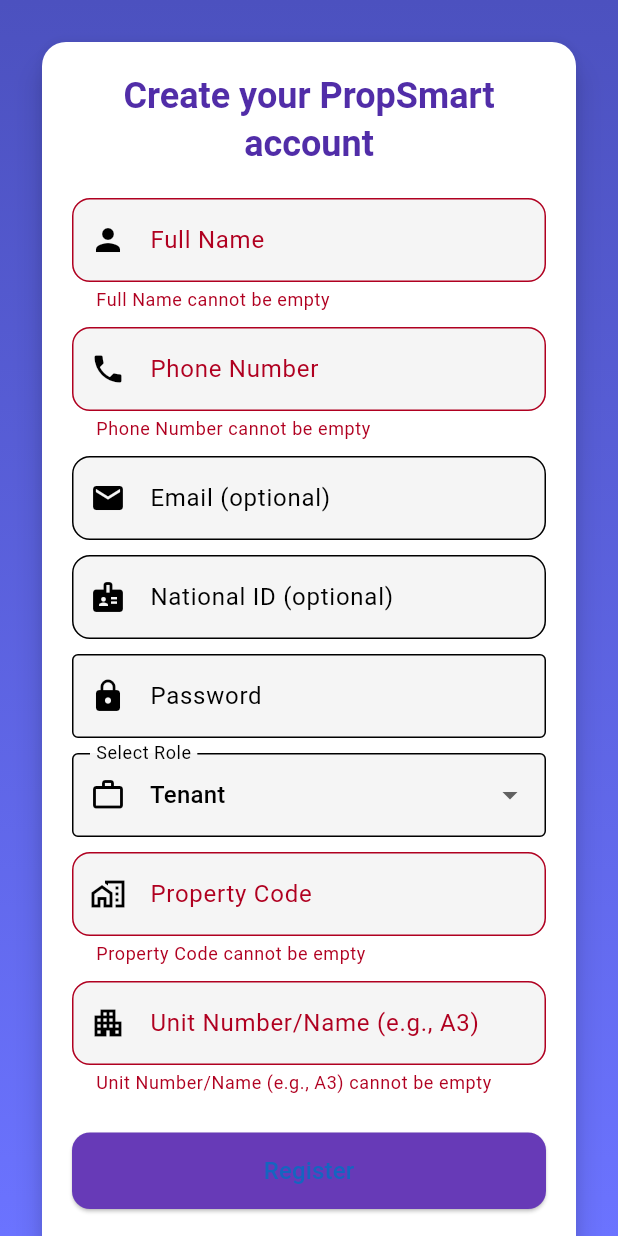
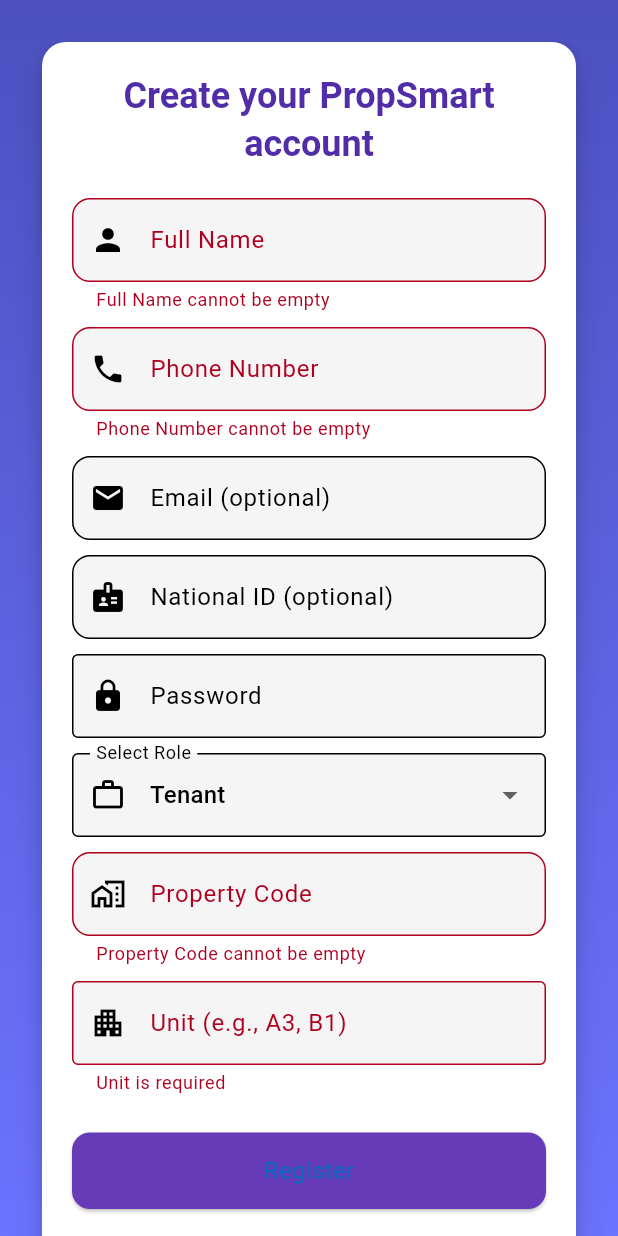
Before and after one commit to Isiji/Property_Manager_frontend, a Flutter app: the RegisterScreen screen opened by its route, after a tap on "Register", on a phone screen of 412 x 824 dp. Run offline on Flutter 3.47's test engine with Material 3 defaults, Android fonts, the phone set to English and light mode, and no system bars; our stand-ins replace jwt_decoder, lucide_icons, shared_preferences; missing offline and left inert: dart:html; accounts and stored records are empty; Roboto replaces fonts that are missing (Poppins).

Commit message:
changes in registration

```diff
--- a/lib/screens/auth/register_screen.dart
+++ b/lib/screens/auth/register_screen.dart
@@ -1,8 +1,11 @@
-// lib/screens/auth/register_screen.dart
 // ignore_for_file: avoid_print, use_build_context_synchronously
 
+import 'dart:convert';
 import 'package:flutter/material.dart';
+import 'package:http/http.dart' as http;
+
 import 'package:property_manager_frontend/services/auth_service.dart';
+import 'package:property_manager_frontend/core/config.dart';
 
 class RegisterScreen extends StatefulWidget {
   const RegisterScreen({super.key});
@@ -21,12 +24,16 @@
   final _passwordController = TextEditingController();  // required for non-tenant
 
   final _propertyCodeController = TextEditingController(); // tenant-only
-  final _unitNumberController  = TextEditingController();  // NEW: tenant-only (string label like "A3")
+  final _unitLabelController = TextEditingController();    // tenant-only (label like A3, B1)
 
   String _selectedRole = 'tenant';
   bool _loading = false;
 
   final List<String> _roles = ['tenant', 'landlord', 'manager', 'admin'];
+
+  // Autocomplete data
+  List<Map<String, dynamic>> _unitOptions = [];
+  int? _chosenUnitId;
 
   @override
   void dispose() {
@@ -36,12 +43,54 @@
     _idController.dispose();
     _passwordController.dispose();
     _propertyCodeController.dispose();
-    _unitNumberController.dispose();
+    _unitLabelController.dispose();
     super.dispose();
+  }
+
+  Future<void> _fetchUnits() async {
+    final code = _propertyCodeController.text.trim();
+    if (code.isEmpty) {
+      setState(() {
+        _unitOptions = [];
+        _chosenUnitId = null;
+      });
+      return;
+    }
+
+    try {
+      final url = Uri.parse('${AppConfig.apiBaseUrl}/properties/by-code/$code/units');
+      final res = await http.get(url, headers: {"Content-Type": "application/json"});
+      if (res.statusCode == 200) {
+        final list = jsonDecode(res.body);
+        if (list is List) {
+          setState(() {
+            _unitOptions = list.cast<Map<String, dynamic>>();
+          });
+        }
+      } else {
+        setState(() {
+          _unitOptions = [];
+          _chosenUnitId = null;
+        });
+      }
+    } catch (e) {
+      setState(() {
+        _unitOptions = [];
+        _chosenUnitId = null;
+      });
+    }
   }
 
   Future<void> _register() async {
     if (!_formKey.currentState!.validate()) return;
+
+    // If tenant, ensure we either matched a unit option or fallback to number parsing error-less path
+    if (_selectedRole == 'tenant' && _chosenUnitId == null) {
+      ScaffoldMessenger.of(context).showSnackBar(
+        const SnackBar(content: Text('Select a valid unit from suggestions.')),
+      );
+      return;
+    }
 
     setState(() => _loading = true);
 
@@ -49,21 +98,21 @@
       final email = _emailController.text.trim().isEmpty ? null : _emailController.text.trim();
       final idNumber = _idController.text.trim().isEmpty ? null : _idController.text.trim();
 
-      // 1) Register (tenant prefers unitNumber)
+      // 1) Register
       await AuthService.registerUser(
         name: _nameController.text.trim(),
         phone: _phoneController.text.trim(),
         email: email,
-        idNumber: idNumber, // maps to id_number
+        idNumber: idNumber,
         password: _selectedRole == 'tenant'
             ? (_passwordController.text.trim().isEmpty ? null : _passwordController.text.trim())
-            : _passwordController.text.trim(), // non-tenant must have password
+            : _passwordController.text.trim(),
         role: _selectedRole,
         propertyCode: _selectedRole == 'tenant' ? _propertyCodeController.text.trim() : null,
-        unitNumber: _selectedRole == 'tenant' ? _unitNumberController.text.trim() : null,
+        unitId: _selectedRole == 'tenant' ? _chosenUnitId : null, // <-- from autocomplete
       );
 
-      // 2) Auto-login (tenant can be passwordless)
+      // 2) Auto-login
       final login = await AuthService.loginUser(
         phone: _phoneController.text.trim(),
         password: _selectedRole == 'tenant'
@@ -82,7 +131,6 @@
 
       switch (role) {
         case 'tenant':
-          // ✅ direct to tenant portal
           Navigator.of(context).pushReplacementNamed('/tenant_home');
           break;
         case 'landlord':
@@ -192,7 +240,9 @@
                             _selectedRole = val ?? 'tenant';
                             if (_selectedRole != 'tenant') {
                               _propertyCodeController.clear();
-                              _unitNumberController.clear();
+                              _unitLabelController.clear();
+                              _unitOptions = [];
+                              _chosenUnitId = null;
                             }
                           });
                         },
@@ -205,9 +255,87 @@
 
                       if (_selectedRole == 'tenant') ...[
                         const SizedBox(height: 10),
-                        _requiredField(_propertyCodeController, "Property Code", Icons.home_work_outlined),
+                        _requiredField(
+                          _propertyCodeController,
+                          "Property Code",
+                          Icons.home_work_outlined,
+                          onChanged: (_) => _fetchUnits(),
+                          onFieldSubmitted: (_) => _fetchUnits(),
+                        ),
                         const SizedBox(height: 10),
-                        _requiredField(_unitNumberController, "Unit Number/Name (e.g., A3)", Icons.apartment),
+
+                        // Autocomplete for Unit (label)
+                        RawAutocomplete<Map<String, dynamic>>(
+                          textEditingController: _unitLabelController,
+                          focusNode: FocusNode(),
+                          optionsBuilder: (TextEditingValue tv) {
+                            final q = tv.text.toLowerCase().trim();
+                            if (q.isEmpty) return _unitOptions;
+                            return _unitOptions.where((m) {
+                              final label = (m['label'] ?? '').toString().toLowerCase();
+                              return label.contains(q);
+                            });
+                          },
+                          displayStringForOption: (m) => (m['label'] ?? '').toString(),
+                          fieldViewBuilder: (context, controller, focusNode, onFieldSubmitted) {
+                            return TextFormField(
+                              controller: controller,
+                              focusNode: focusNode,
+                              decoration: const InputDecoration(
+                                labelText: 'Unit (e.g., A3, B1)',
+                                prefixIcon: Icon(Icons.apartment),
+                                border: OutlineInputBorder(),
+                              ),
+                              validator: (v) {
+                                if (v == null || v.trim().isEmpty) return "Unit is required";
+                                // ensure selection maps to an option
+                                final match = _unitOptions.firstWhere(
+                                  (m) => (m['label'] ?? '').toString().trim().toLowerCase() == v.trim().toLowerCase(),
+                                  orElse: () => {},
+                                );
+                                if (match.isEmpty) return "Pick a valid unit from suggestions";
+                                return null;
+                              },
+                              onChanged: (v) {
+                                final match = _unitOptions.firstWhere(
+                                  (m) => (m['label'] ?? '').toString().trim().toLowerCase() == v.trim().toLowerCase(),
+                                  orElse: () => {},
+                                );
+                                setState(() {
+                                  _chosenUnitId = match.isEmpty ? null : (match['id'] as num?)?.toInt();
+                                });
+                              },
+                            );
+                          },
+                          optionsViewBuilder: (context, onSelected, options) {
+                            return Align(
+                              alignment: Alignment.topLeft,
+                              child: Material(
+                                elevation: 4,
+                                child: SizedBox(
+                                  width: 360,
+                                  child: ListView.builder(
+                                    padding: EdgeInsets.zero,
+                                    shrinkWrap: true,
+                                    itemCount: options.length,
+                                    itemBuilder: (_, i) {
+                                      final m = options.elementAt(i);
+                                      final label = (m['label'] ?? '').toString();
+                                      return ListTile(
+                                        title: Text(label),
+                                        onTap: () {
+                                          onSelected(m);
+                                          _unitLabelController.text = label;
+                                          setState(() => _chosenUnitId = (m['id'] as num).toInt());
+                                        },
+                                      );
+                                    },
+                                  ),
+                                ),
+                              ),
+                            );
+                          },
+                        ),
                       ],
 
                       const SizedBox(height: 25),
@@ -227,9 +355,7 @@
                       ),
                       const SizedBox(height: 16),
                       TextButton(
-                        onPressed: () {
-                          Navigator.of(context).pushReplacementNamed('/login');
-                        },
+                        onPressed: () => Navigator.pop(context),
                         child: const Text("Already have an account? Login"),
                       ),
                     ],
@@ -245,9 +371,17 @@
 
   // ---------- Field helpers ----------
 
-  Widget _requiredField(TextEditingController c, String label, IconData icon) {
+  Widget _requiredField(
+    TextEditingController c,
+    String label,
+    IconData icon, {
+    void Function(String)? onChanged,
+    void Function(String)? onFieldSubmitted,
+  }) {
     return TextFormField(
       controller: c,
+      onChanged: onChanged,
+      onFieldSubmitted: onFieldSubmitted,
       validator: (v) => (v == null || v.trim().isEmpty) ? "$label cannot be empty" : null,
       decoration: InputDecoration(
         labelText: label,
```
